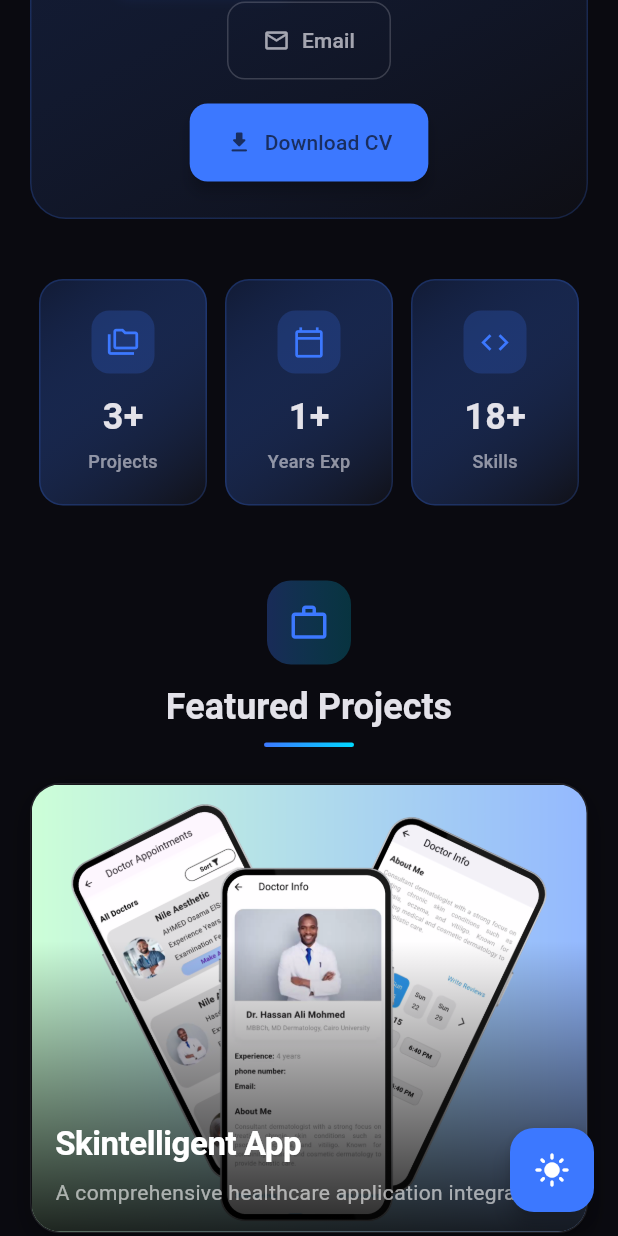
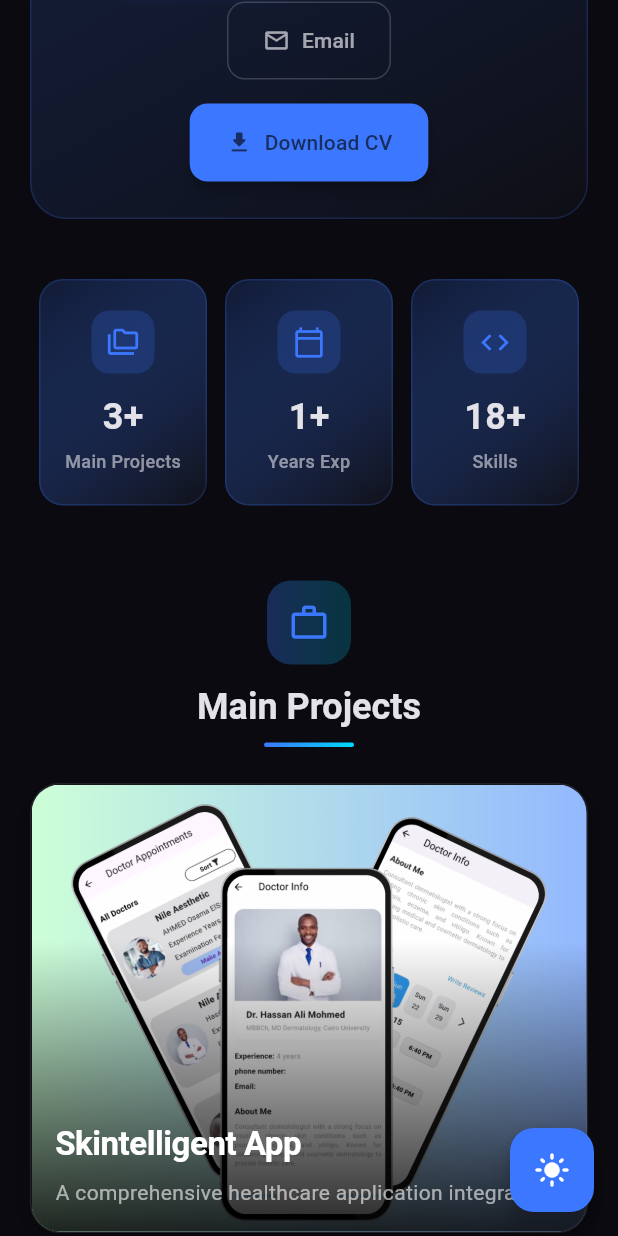
Before and after one commit to TarekMohammedgg/TarekMohammed.github.io, a Flutter app: the screen it shows after launch, scrolled down 576 dp, on a phone screen of 412 x 824 dp. Run offline on Flutter 3.47's test engine with Material 3 defaults, Android fonts, the phone set to English and light mode, and no system bars.

Commit message:
update name of project to main project

```diff
--- a/lib/features/home/presentation/views/desktop_layout.dart
+++ b/lib/features/home/presentation/views/desktop_layout.dart
@@ -39,7 +39,7 @@
                 // Projects Section
                 _buildSectionHeader(
                   context,
-                  "Featured Projects",
+                  "Main Projects",
                   Icons.work_outline,
                 ),
                 const SizedBox(height: 32),
--- a/lib/features/home/presentation/views/mobile_layout.dart
+++ b/lib/features/home/presentation/views/mobile_layout.dart
@@ -31,7 +31,7 @@
             // Projects Section
             _buildSectionHeader(
               context,
-              "Featured Projects",
+              "Main Projects",
               Icons.work_outline,
             ),
             const SizedBox(height: 24),
--- a/lib/features/home/presentation/views/widgets/stats_section.dart
+++ b/lib/features/home/presentation/views/widgets/stats_section.dart
@@ -14,7 +14,7 @@
     final stats = [
       _StatItem(
         value: '${vm.projectCount}+',
-        label: 'Projects',
+        label: 'Main Projects',
         icon: Icons.folder_copy_outlined,
       ),
       _StatItem(
```
